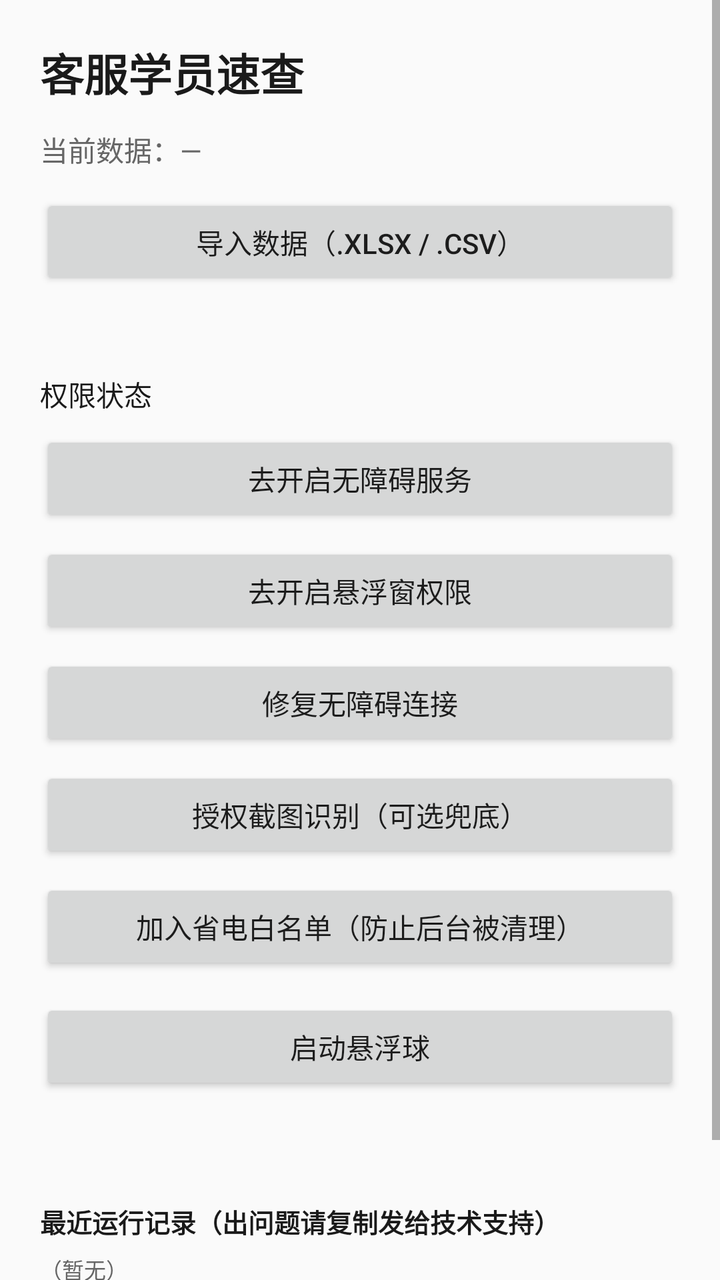
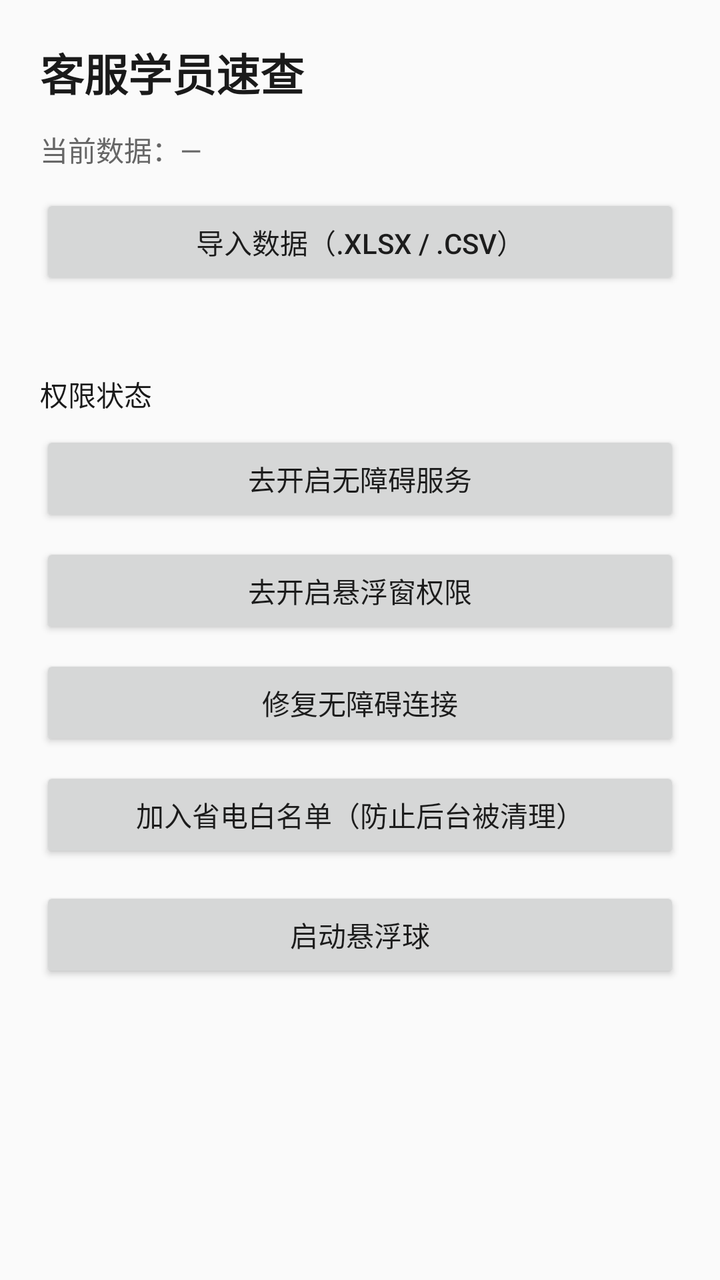

Two renders of the same Android screen: before a commit and after it. Below are the layout's source before the change and the commit's diff.
<!-- AndroidManifest.xml: application theme Theme.StudentLookup -->
<!-- res/layout/activity_main.xml -->
<?xml version="1.0" encoding="utf-8"?>
<ScrollView xmlns:android="http://schemas.android.com/apk/res/android"
    android:layout_width="match_parent"
    android:layout_height="match_parent">

    <LinearLayout
        android:layout_width="match_parent"
        android:layout_height="wrap_content"
        android:orientation="vertical"
        android:padding="20dp">

        <TextView
            android:layout_width="match_parent"
            android:layout_height="wrap_content"
            android:text="@string/app_name"
            android:textSize="22sp"
            android:textStyle="bold"
            android:textColor="@color/text_primary" />

        <TextView
            android:id="@+id/tv_data"
            android:layout_width="match_parent"
            android:layout_height="wrap_content"
            android:layout_marginTop="12dp"
            android:text="当前数据：—"
            android:textSize="14sp"
            android:textColor="@color/text_secondary" />

        <Button
            android:id="@+id/btn_import"
            android:layout_width="match_parent"
            android:layout_height="wrap_content"
            android:layout_marginTop="12dp"
            android:text="导入数据（.xlsx / .csv）" />

        <TextView
            android:id="@+id/tv_import_result"
            android:layout_width="match_parent"
            android:layout_height="wrap_content"
            android:layout_marginTop="8dp"
            android:textSize="13sp"
            android:textColor="@color/text_secondary" />

        <TextView
            android:id="@+id/tv_perm"
            android:layout_width="match_parent"
            android:layout_height="wrap_content"
            android:layout_marginTop="16dp"
            android:text="权限状态"
            android:textSize="14sp"
            android:textColor="@color/text_primary" />

        <Button
            android:id="@+id/btn_open_accessibility"
            android:layout_width="match_parent"
            android:layout_height="wrap_content"
            android:layout_marginTop="8dp"
            android:text="去开启无障碍服务" />

        <Button
            android:id="@+id/btn_open_overlay"
            android:layout_width="match_parent"
            android:layout_height="wrap_content"
            android:layout_marginTop="8dp"
            android:text="去开启悬浮窗权限" />

        <Button
            android:id="@+id/btn_repair"
            android:layout_width="match_parent"
            android:layout_height="wrap_content"
            android:layout_marginTop="8dp"
            android:text="修复无障碍连接" />

        <Button
            android:id="@+id/btn_ocr"
            android:layout_width="match_parent"
            android:layout_height="wrap_content"
            android:layout_marginTop="8dp"
            android:text="授权截图识别（可选兜底）" />

        <Button
            android:id="@+id/btn_battery"
            android:layout_width="match_parent"
            android:layout_height="wrap_content"
            android:layout_marginTop="8dp"
            android:text="加入省电白名单（防止后台被清理）" />

        <Button
            android:id="@+id/btn_start"
            android:layout_width="match_parent"
            android:layout_height="wrap_content"
            android:layout_marginTop="12dp"
            android:text="启动悬浮球" />

        <TextView
            android:id="@+id/tv_rom"
            android:layout_width="match_parent"
            android:layout_height="wrap_content"
            android:layout_marginTop="16dp"
            android:textSize="13sp"
            android:textColor="@color/text_secondary" />

        <TextView
            android:layout_width="match_parent"
            android:layout_height="wrap_content"
            android:layout_marginTop="20dp"
            android:text="最近运行记录（出问题请复制发给技术支持）"
            android:textSize="13sp"
            android:textStyle="bold"
            android:textColor="@color/text_primary" />

        <TextView
            android:id="@+id/tv_diag"
            android:layout_width="match_parent"
            android:layout_height="wrap_content"
            android:layout_marginTop="6dp"
            android:text="（暂无）"
            android:textSize="11sp"
            android:textColor="@color/text_secondary" />

        <LinearLayout
            android:layout_width="match_parent"
            android:layout_height="wrap_content"
            android:layout_marginTop="8dp"
            android:orientation="horizontal">

            <Button
                android:id="@+id/btn_diag_copy"
                android:layout_width="0dp"
                android:layout_height="wrap_content"
                android:layout_weight="1"
                android:text="复制运行记录" />

            <Button
                android:id="@+id/btn_diag_clear"
                android:layout_width="0dp"
                android:layout_height="wrap_content"
                android:layout_weight="1"
                android:text="清空记录" />
        </LinearLayout>

    </LinearLayout>
</ScrollView>
<!-- resources referenced by this layout -->
<resources>
  <color name="text_primary">#1A1A1A</color>
  <color name="text_secondary">#666666</color>
  <string name="app_name">客服学员速查</string>
  <style name="Theme.StudentLookup" parent="Theme.AppCompat.DayNight.NoActionBar">
          <item name="colorPrimary">@color/purple_500</item>
          <item name="colorPrimaryDark">@color/purple_700</item>
          <item name="colorAccent">@color/teal_200</item>
      </style>
  <color name="purple_500">#6750A4</color>
  <color name="purple_700">#4F378B</color>
  <color name="teal_200">#03DAC5</color>
</resources>

<!-- the commit's change to res/layout/activity_main.xml (unified diff, before → after) -->
@@ -72,13 +72,6 @@
             android:text="修复无障碍连接" />
 
         <Button
-            android:id="@+id/btn_ocr"
-            android:layout_width="match_parent"
-            android:layout_height="wrap_content"
-            android:layout_marginTop="8dp"
-            android:text="授权截图识别（可选兜底）" />
-
-        <Button
             android:id="@+id/btn_battery"
             android:layout_width="match_parent"
             android:layout_height="wrap_content"
@@ -100,44 +93,5 @@
             android:textSize="13sp"
             android:textColor="@color/text_secondary" />
 
-        <TextView
-            android:layout_width="match_parent"
-            android:layout_height="wrap_content"
-            android:layout_marginTop="20dp"
-            android:text="最近运行记录（出问题请复制发给技术支持）"
-            android:textSize="13sp"
-            android:textStyle="bold"
-            android:textColor="@color/text_primary" />
-
-        <TextView
-            android:id="@+id/tv_diag"
-            android:layout_width="match_parent"
-            android:layout_height="wrap_content"
-            android:layout_marginTop="6dp"
-            android:text="（暂无）"
-            android:textSize="11sp"
-            android:textColor="@color/text_secondary" />
-
-        <LinearLayout
-            android:layout_width="match_parent"
-            android:layout_height="wrap_content"
-            android:layout_marginTop="8dp"
-            android:orientation="horizontal">
-
-            <Button
-                android:id="@+id/btn_diag_copy"
-                android:layout_width="0dp"
-                android:layout_height="wrap_content"
-                android:layout_weight="1"
-                android:text="复制运行记录" />
-
-            <Button
-                android:id="@+id/btn_diag_clear"
-                android:layout_width="0dp"
-                android:layout_height="wrap_content"
-                android:layout_weight="1"
-                android:text="清空记录" />
-        </LinearLayout>
-
     </LinearLayout>
 </ScrollView>
